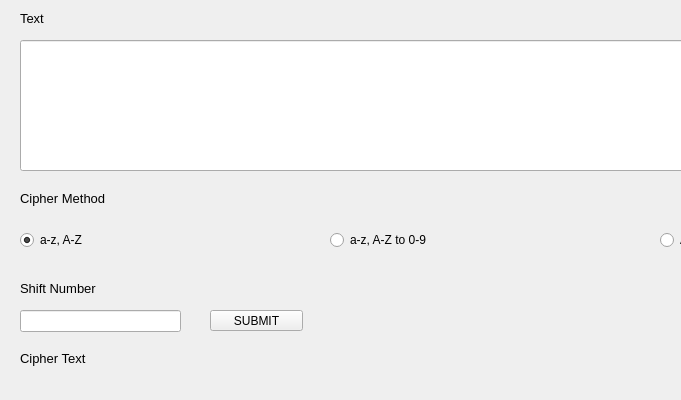
Above: CaesarCipher.ui from JCSchoolStuff/Project2 before the change; both pictures show x 0 to 681 and y 0 to 400 of the 800 by 608 pixel window. Below: the same form after it.
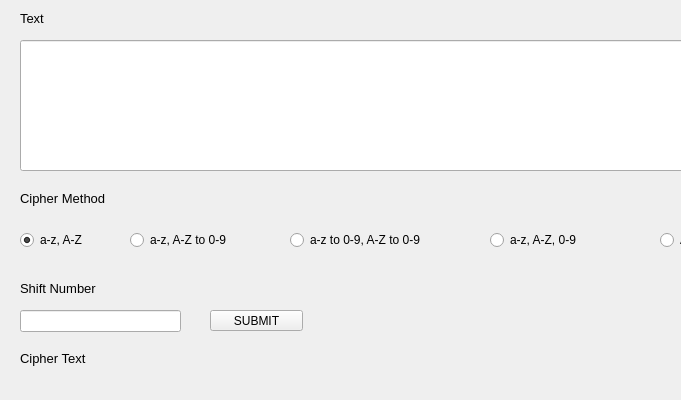
That is the form after the change.

Commit message: Added extra options to the GUI and implemented them.

What changed in the file:
```diff
--- a/CaesarCipher.ui
+++ b/CaesarCipher.ui
@@ -82,7 +82,7 @@
    <widget class="QRadioButton" name="az09_radio">
     <property name="geometry">
      <rect>
-      <x>330</x>
+      <x>130</x>
       <y>230</y>
       <width>111</width>
       <height>20</height>
@@ -189,6 +189,32 @@
      <string>SUBMIT</string>
     </property>
    </widget>
+   <widget class="QRadioButton" name="az09_radio_2">
+    <property name="geometry">
+     <rect>
+      <x>290</x>
+      <y>230</y>
+      <width>151</width>
+      <height>20</height>
+     </rect>
+    </property>
+    <property name="text">
+     <string>a-z to 0-9, A-Z to 0-9</string>
+    </property>
+   </widget>
+   <widget class="QRadioButton" name="az09_radio_3">
+    <property name="geometry">
+     <rect>
+      <x>490</x>
+      <y>230</y>
+      <width>111</width>
+      <height>20</height>
+     </rect>
+    </property>
+    <property name="text">
+     <string>a-z, A-Z, 0-9</string>
+    </property>
+   </widget>
   </widget>
   <widget class="QMenuBar" name="menubar">
    <property name="geometry">
```
The commit also changes 4 other files.
